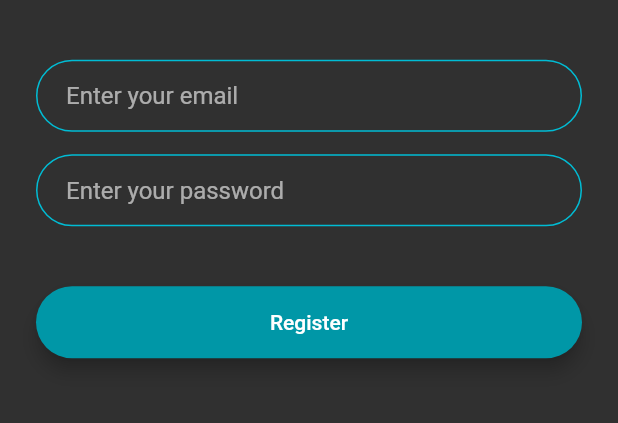
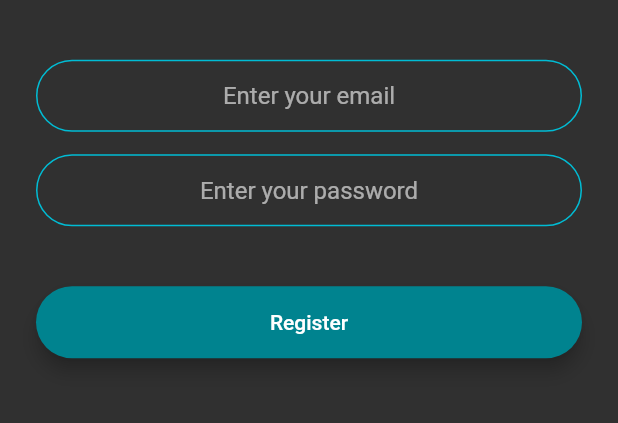
Before and after one commit to Dhrumi-Kansara/flutter-flash-chat, a Flutter app: the screen it shows after launch, after a tap on "Register", on a phone screen of 412 x 824 dp, the part 577-1000 px from its top. Run offline on Flutter 3.47's test engine with Material 2 defaults, Android fonts, the phone set to English and light mode, and no system bars; drawn by our look-alikes of modal_progress_hud_nsn; our stand-ins replace animated_text_kit, cloud_firestore, firebase_auth, firebase_core; accounts and stored records are empty.

Commit message:
added: sigin, login screens

```diff
--- /dev/null
+++ b/lib/components/rounded_button.dart
@@ -0,0 +1,31 @@
+import 'package:flutter/material.dart';
+
+class RoundedButton extends StatelessWidget {
+
+  final Color colour;
+  final String label;
+  final VoidCallback ?onPressed;
+
+  RoundedButton({this.colour=Colors.black, this.label="", this.onPressed});
+
+
+  @override
+  Widget build(BuildContext context) {
+    return Padding(
+      padding: EdgeInsets.symmetric(vertical: 16),
+      child: Material(
+        color: colour,
+        elevation: 5,
+        borderRadius: BorderRadius.circular(60),
+        child: MaterialButton(
+          onPressed: onPressed,
+          minWidth: 200,
+          height: 42,
+          child: Text(
+            label,
+          ),
+        ),
+      ),
+    );
+  }
+}
--- a/lib/constants.dart
+++ b/lib/constants.dart
@@ -17,3 +17,29 @@ const kMessageContainerDecoration = BoxDecoration(
     top: BorderSide(color: Colors.cyan, width: 2.0),
   ),
 );
+
+const KRoundedTextFieldInputDecoration = const InputDecoration(
+  hintText: 'Enter this field',
+  contentPadding: EdgeInsets.symmetric(vertical: 10, horizontal: 20),
+  border: OutlineInputBorder(
+    borderRadius: BorderRadius.all(Radius.circular(32)),
+  ),
+  enabledBorder: OutlineInputBorder(
+    borderSide: BorderSide(
+      color: Colors.cyan,
+      width: 1,
+    ),
+    borderRadius: BorderRadius.all(
+      Radius.circular(32),
+    ),
+  ),
+  focusedBorder: OutlineInputBorder(
+    borderSide: BorderSide(
+      color: Colors.cyan,
+      width: 2,
+    ),
+    borderRadius: BorderRadius.all(
+      Radius.circular(32),
+    ),
+  ),
+);
--- a/lib/main.dart
+++ b/lib/main.dart
@@ -1,10 +1,14 @@
+
+import 'package:firebase_core/firebase_core.dart';
 import 'package:flutter/material.dart';
 import './screens/chat_screen.dart';
 import './screens/welcome_screen.dart';
 import './screens/login_screen.dart';
 import './screens/registration_screen.dart';
 
-void main() {
+void main() async {
+  WidgetsFlutterBinding.ensureInitialized();
+  await Firebase.initializeApp();
   runApp(const MyApp());
 }
 
--- a/lib/screens/registration_screen.dart
+++ b/lib/screens/registration_screen.dart
@@ -1,119 +1,108 @@
 import 'package:flutter/material.dart';
+import 'package:modal_progress_hud_nsn/modal_progress_hud_nsn.dart';
+import 'package:firebase_auth/firebase_auth.dart';
+import '../constants.dart';
+import './chat_screen.dart';
+import '../components/rounded_button.dart';
 
 class RegistrationScreen extends StatefulWidget {
-
   static const String id = 'registration_screen';
 
-  const RegistrationScreen({ Key? key }) : super(key: key);
+  const RegistrationScreen({Key? key}) : super(key: key);
 
   @override
   _RegistrationScreenState createState() => _RegistrationScreenState();
 }
 
 class _RegistrationScreenState extends State<RegistrationScreen> {
+  final FirebaseAuth _auth = FirebaseAuth.instance;
+  String email = "";
+  String password = "";
+  bool showSpinner = false;
+
   @override
   Widget build(BuildContext context) {
-    return Scaffold(
+    return ModalProgressHUD(
+      inAsyncCall: showSpinner,
+      child: Scaffold(
         body: Padding(
           padding: EdgeInsets.symmetric(horizontal: 24),
           child: Column(
             crossAxisAlignment: CrossAxisAlignment.stretch,
             mainAxisAlignment: MainAxisAlignment.center,
             children: [
-            Container(
+              Hero(
+                tag: 'logo',
+                child: Container(
                   height: 200,
                   child: Image.asset('images/logo.png'),
+                ),
               ),
               SizedBox(
                 height: 40,
               ),
               TextField(
                 onChanged: (value) {
-                //Do something with the user input.
+                  email = value;
                 },
-              decoration: InputDecoration(
+                decoration: KRoundedTextFieldInputDecoration.copyWith(
                   hintText: 'Enter your email',
-                contentPadding:
-                    EdgeInsets.symmetric(vertical: 10, horizontal: 20),
-                border: OutlineInputBorder(
-                  borderRadius: BorderRadius.all(Radius.circular(32)),
                 ),
-                enabledBorder: OutlineInputBorder(
-                  borderSide: BorderSide(
-                    color: Colors.cyan,
-                    width: 1,
-                  ),
-                  borderRadius: BorderRadius.all(
-                    Radius.circular(32),
-                  ),
-                ),
-                focusedBorder: OutlineInputBorder(
-                  borderSide: BorderSide(
-                    color: Colors.cyan,
-                    width: 2,
-                  ),
-                  borderRadius: BorderRadius.all(
-                    Radius.circular(32),
-                  ),
-                ),
-              ),
+                textAlign: TextAlign.center,
+                keyboardType: TextInputType.emailAddress,
               ),
               SizedBox(
                 height: 15,
               ),
               TextField(
                 onChanged: (value) {
-                //Do something with the user input.
+                  password = value;
                 },
-              decoration: const InputDecoration(
+                decoration: KRoundedTextFieldInputDecoration.copyWith(
                   hintText: 'Enter your password',
-                contentPadding:
-                    EdgeInsets.symmetric(vertical: 10, horizontal: 20),
-                border: OutlineInputBorder(
-                  borderRadius: BorderRadius.all(Radius.circular(32)),
                 ),
-                enabledBorder: OutlineInputBorder(
-                  borderSide: BorderSide(
-                    color: Colors.cyan,
-                    width: 1,
-                  ),
-                  borderRadius: BorderRadius.all(
-                    Radius.circular(32),
-                  ),
-                ),
-                focusedBorder: OutlineInputBorder(
-                  borderSide: BorderSide(
-                    color: Colors.cyan,
-                    width: 2,
-                  ),
-                  borderRadius: BorderRadius.all(
-                    Radius.circular(32),
-                  ),
-                ),
-              ),
+                textAlign: TextAlign.center,
+                obscureText: true,
               ),
               SizedBox(
                 height: 24,
               ),
-            Padding(
-              padding: EdgeInsets.symmetric(vertical: 16),
-              child: Material(
-                color: Colors.cyan.shade700,
-                elevation: 5,
-                borderRadius: BorderRadius.circular(60),
-                child: MaterialButton(
-                  onPressed: () {
-                    //Go to login screen.
+              RoundedButton(
+                colour: Colors.cyan.shade800,
+                onPressed: () async {
+                  if (email != "" && password != "") {
+                    setState(() {
+                      showSpinner = true;
+                    });
+                    try {
+                      UserCredential newUser =
+                          await _auth.createUserWithEmailAndPassword(
+                        email: email,
+                        password: password,
+                      );
+
+                      if (newUser != null) {
+                        Navigator.pushNamed(context, ChatScreen.id);
+                      }
+
+                      setState(() {
+                        showSpinner = false;
+                      });
+                    } on FirebaseAuthException catch (e) {
+                      if (e.code == 'weak-password') {
+                        print('The password provided is too weak.');
+                      } else if (e.code == 'email-already-in-use') {
+                        print('The account already exists for that email.');
+                      }
+                    } catch (e) {
+                      print(e);
+                    }
+                  }
                 },
-                  minWidth: 200,
-                  height: 42,
-                  child: Text(
-                    'Register',
-                  ),
-                ),
-              ),
+                label: 'Register',
               ),
             ],
+          ),
         ),
       ),
     );
--- a/lib/screens/welcome_screen.dart
+++ b/lib/screens/welcome_screen.dart
@@ -1,9 +1,10 @@
 import 'package:flutter/material.dart';
+import 'package:animated_text_kit/animated_text_kit.dart';
 import './registration_screen.dart';
 import './login_screen.dart';
+import '../components/rounded_button.dart';
 
 class WelcomeScreen extends StatefulWidget {
-
   static const String id = 'welcome_screen';
 
   const WelcomeScreen({Key? key}) : super(key: key);
@@ -12,7 +13,49 @@ class WelcomeScreen extends StatefulWidget {
   _WelcomeScreenState createState() => _WelcomeScreenState();
 }
 
-class _WelcomeScreenState extends State<WelcomeScreen> {
+class _WelcomeScreenState extends State<WelcomeScreen>
+    with SingleTickerProviderStateMixin {
+  // AnimationController? controller;
+  // Animation? animation;
+  // double? animationVal = 0;
+  // Color animationColor = Colors.white;
+
+  @override
+  void initState() {
+    super.initState();
+
+    // controller = AnimationController(
+    //   duration: Duration(seconds: 1),
+    //   vsync: this,
+    // );
+
+    // animation =
+    //     ColorTween(begin: Colors.cyan, end: Colors.white).animate(controller!);
+
+    // controller?.forward();
+
+    // animation?.addStatusListener((status) {
+    //   if(status==AnimationStatus.completed) {
+    //     controller?.reverse(from: 1);
+    //   } else if(status==AnimationStatus.dismissed) {
+    //     controller?.forward();
+    //   }
+    // });
+
+    // controller?.addListener(() {
+    //   setState(() {
+    //     animationColor = animation?.value;
+    //   });
+    //   print(animationColor);
+    // });
+  }
+
+  @override
+  void dispose() {
+    // controller?.dispose();
+    super.dispose();
+  }
+
   @override
   Widget build(BuildContext context) {
     return Scaffold(
@@ -25,15 +68,26 @@ class _WelcomeScreenState extends State<WelcomeScreen> {
           children: [
             Row(
               children: [
-                Container(
+                Hero(
+                  tag: 'logo',
+                  child: Container(
                     child: Image.asset('images/logo.png'),
                     height: 60,
                   ),
-                Text(
-                  'Flash Chat_',
+                ),
+                SizedBox(
+                  // width: double.infinity,
+                  child: DefaultTextStyle(
                     style: TextStyle(
                       fontSize: 45,
                       fontWeight: FontWeight.w900,
+                      // color: animationColor,
+                    ),
+                    child: AnimatedTextKit(
+                      animatedTexts: [
+                        TypewriterAnimatedText('Flash Chat'),
+                      ],
+                    ),
                   ),
                 ),
               ],
@@ -41,42 +95,20 @@ class _WelcomeScreenState extends State<WelcomeScreen> {
             SizedBox(
               height: 45,
             ),
-            Padding(
-              padding: EdgeInsets.symmetric(vertical: 16),
-              child: Material(
-                color: Colors.cyan,
-                elevation: 5,
-                borderRadius: BorderRadius.circular(60),
-                child: MaterialButton(
+            RoundedButton(
+              colour: Colors.cyan,
               onPressed: () {
                 Navigator.pushNamed(context, LoginScreen.id);
               },
-                  minWidth: 200,
-                  height: 42,
-                  child: Text(
-                    'Log In',
+              label: 'Log In',
             ),
-                ),
-              ),
-            ),
-            Padding(
-              padding: EdgeInsets.symmetric(vertical: 16),
-              child: Material(
-                color: Colors.cyan.shade800,
-                elevation: 5,
-                borderRadius: BorderRadius.circular(60),
-                child: MaterialButton(
+            RoundedButton(
+              colour: Colors.cyan.shade800,
               onPressed: () {
                 Navigator.pushNamed(context, RegistrationScreen.id);
               },
-                  minWidth: 200,
-                  height: 42,
-                  child: Text(
-                    'Register',
+              label: 'Register',
             ),
-                ),
-              ),
-            )
           ],
         ),
       ),
--- a/pubspec.yaml
+++ b/pubspec.yaml
@@ -34,6 +34,12 @@ dependencies:
   # The following adds the Cupertino Icons font to your application.
   # Use with the CupertinoIcons class for iOS style icons.
   cupertino_icons: ^1.0.2
+  animated_text_kit: ^4.2.1
+  firebase_core: ^1.11.0
+  firebase_auth: ^3.3.5
+  cloud_firestore: ^3.1.6
+  flutter_progress_hud: ^2.0.0
+  modal_progress_hud_nsn: ^0.1.0-nullsafety-1
 
 dev_dependencies:
   flutter_test:
```
Also changed, not shown: lib/screens/chat_screen.dart (+44 -5 lines), lib/screens/login_screen.dart (+61 -69 lines), 4 other files. Lines whose indentation alone changed are shown as unchanged.
